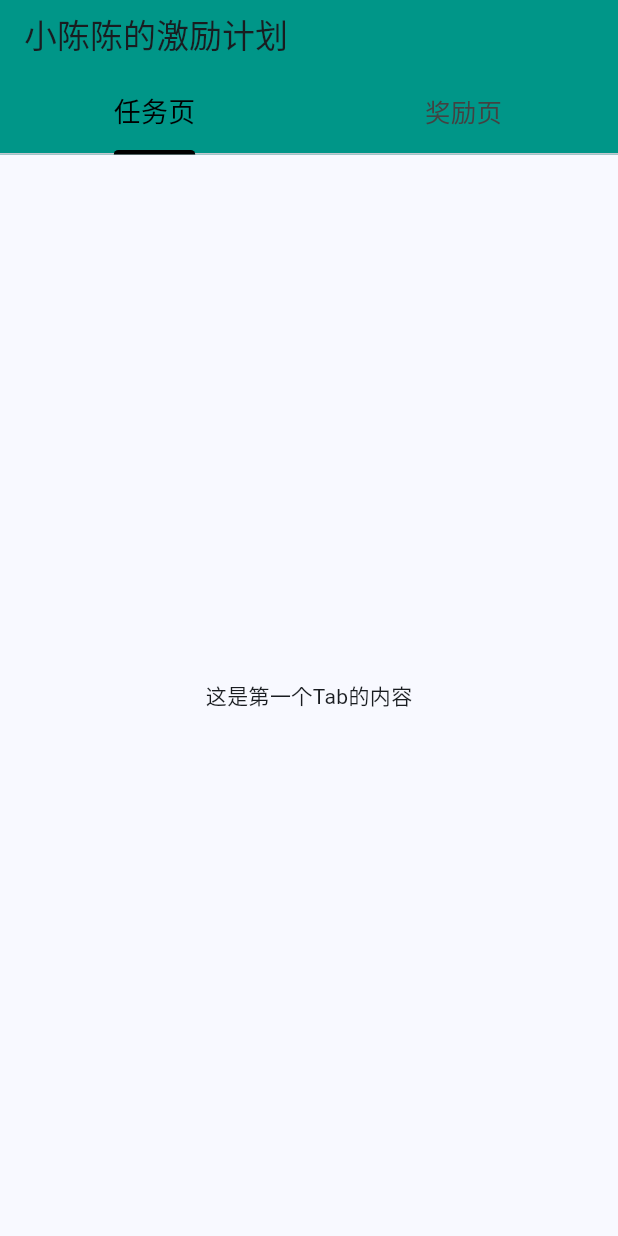
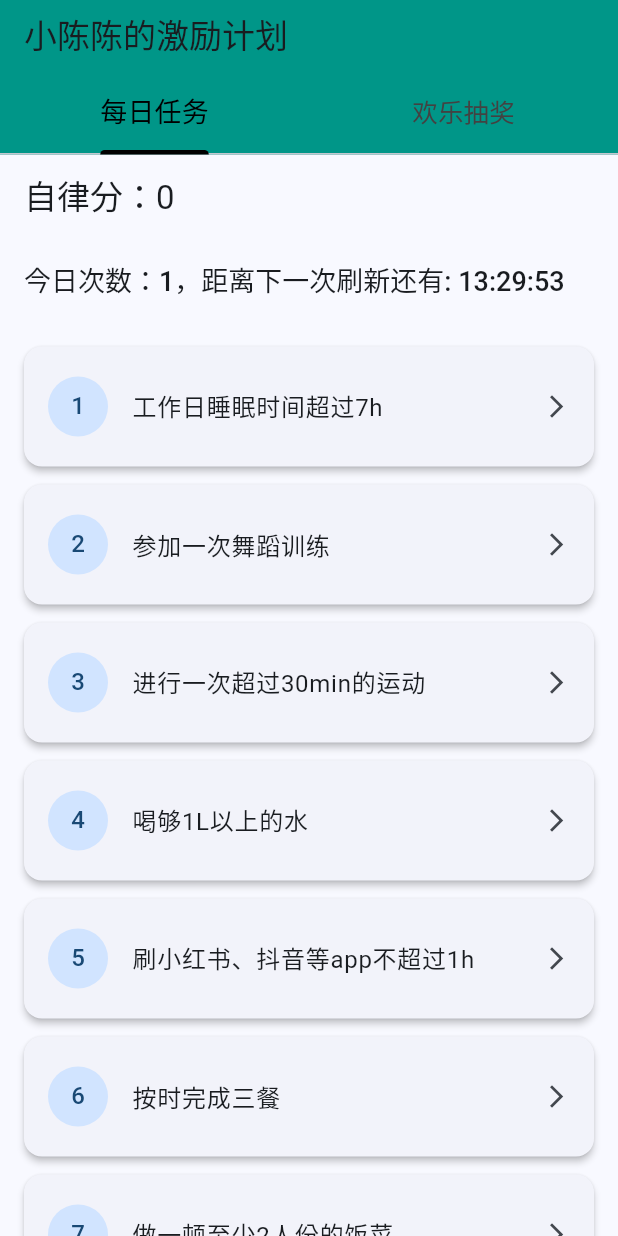
Before and after one commit to SYSUtu/flutter_demo, a Flutter app: the screen it shows after launch, on a phone screen of 412 x 824 dp. Run offline on Flutter 3.47's test engine with Material 3 defaults, Android fonts, the phone set to English and light mode, and no system bars.

Commit message:
任务页完成基础功能

```diff
--- a/lib/TaskPage.dart
+++ /dev/null
@@ -1 +0,0 @@
-import 'package:flutter/material.dart';
--- /dev/null
+++ b/lib/gift_page.dart
@@ -0,0 +1,18 @@
+import 'package:flutter/material.dart';
+
+class GiftPage extends StatefulWidget{
+  const GiftPage({super.key});
+
+  @override
+  State<GiftPage> createState() => _MyGiftPageState();
+}
+
+class _MyGiftPageState extends State<GiftPage> {
+
+  @override
+  Widget build(BuildContext context) {
+    return Scaffold(
+      body: const Center(child: Text("页面内容")),
+    );
+  }
+}
--- a/lib/main.dart
+++ b/lib/main.dart
@@ -1,6 +1,5 @@
 import 'package:flutter/material.dart';
-import 'package:shared_preferences/shared_preferences.dart';
-import 'package:flutter_demo/MyTabbedPage.dart';
+import 'package:flutter_demo/tab_page.dart';
 
 void main() {
   runApp(const MyApp());
--- a/lib/MyTabbedPage.dart
+++ b/lib/tab_page.dart
@@ -1,4 +1,6 @@
 import 'package:flutter/material.dart';
+import 'package:flutter_demo/task_page.dart';
+import 'package:flutter_demo/gift_page.dart';
 
 class MyTabbedPage extends StatefulWidget {
   const MyTabbedPage({super.key});
@@ -10,14 +12,14 @@ class MyTabbedPage extends StatefulWidget {
 class _MyTabbedPageState extends State<MyTabbedPage> {
   // 定义两个Tab的内容
   final List<Widget> _tabs = const [
-    Tab(text: '任务页'),
-    Tab(text: '奖励页'),
+    Tab(text: '每日任务'),
+    Tab(text: '欢乐抽奖'),
   ];
 
   // 定义两个Tab对应的页面内容
   final List<Widget> _tabViews = const [
-    Center(child: Text('这是第一个Tab的内容')),
-    Center(child: Text('这是第二个Tab的内容')),
+    Center(child: TaskPage()),
+    Center(child: GiftPage()),
   ];
 
   @override
--- /dev/null
+++ b/lib/task_page.dart
@@ -0,0 +1,161 @@
+import 'package:flutter/material.dart';
+import 'dart:async';
+
+class TaskPage extends StatefulWidget{
+  const TaskPage({super.key});
+
+  @override
+  State<TaskPage> createState() => _MyTaskPageState();
+}
+
+class _MyTaskPageState extends State<TaskPage> {
+  int _counter = 0;
+
+  @override
+  Widget build(BuildContext context) {
+    return Scaffold(
+      appBar: AppBar(
+        title: Text('自律分：$_counter'),
+      ),
+      body: ScrollableListWithDialog(),
+    );
+  }
+}
+
+class ScrollableListWithDialog extends StatelessWidget {
+  const ScrollableListWithDialog({super.key});
+
+  // 模拟列表数据
+  static const List<String> items = [
+    "工作日睡眠时间超过7h",
+    "参加一次舞蹈训练",
+    "进行一次超过30min的运动",
+    "喝够1L以上的水",
+    "刷小红书、抖音等app不超过1h",
+    "按时完成三餐",
+    "做一顿至少2人份的饭菜",
+  ];
+
+  // 显示弹窗的方法
+  void _showDialog(BuildContext context, String itemText) {
+    showDialog(
+      context: context,
+      builder: (context) => AlertDialog(
+        title: const Text('今天完成了这个目标吗？'),
+        content: Text(
+          '$itemText',
+          style: const TextStyle(
+          fontSize: 18,
+          fontWeight: FontWeight.w500,
+        ),
+          textAlign: TextAlign.center, ),
+        actions: [
+          TextButton(
+            onPressed: () => Navigator.pop(context), // 关闭弹窗
+            child: const Text('完成了'),
+          ),
+        ],
+      ),
+    );
+  }
+
+  @override
+  Widget build(BuildContext context) {
+    return Scaffold(
+      appBar: AppBar(
+        title: MidnightCountdownWidget(),
+      ),
+      // 可滑动列表
+      body: ListView.builder(
+        padding: const EdgeInsets.all(16),
+        itemCount: items.length,
+        itemBuilder: (context, index) {
+          return Card(
+            // 列表项样式
+            elevation: 2,
+            margin: const EdgeInsets.only(bottom: 12),
+            child: ListTile(
+              contentPadding: const EdgeInsets.symmetric(
+                horizontal: 16,
+                vertical: 12,
+              ),
+              leading: CircleAvatar(
+                child: Text('${index + 1}'),
+              ),
+              title: Text(
+                items[index],
+                style: const TextStyle(fontSize: 16),
+              ),
+              trailing: const Icon(Icons.arrow_forward_ios, size: 18),
+              // 点击事件 - 显示弹窗
+              onTap: () => _showDialog(context, items[index]),
+            ),
+          );
+        },
+      ),
+    );
+  }
+}
+
+// 1. 轻量级时间显示组件（仅负责显示时间，无Scaffold）
+
+
+class MidnightCountdownWidget extends StatefulWidget {
+  const MidnightCountdownWidget({super.key});
+
+  @override
+  State<MidnightCountdownWidget> createState() => _MidnightCountdownWidgetState();
+}
+
+class _MidnightCountdownWidgetState extends State<MidnightCountdownWidget> {
+  // 存储倒计时的剩余时间
+  Duration _remainingTime = Duration.zero;
+  late Timer _timer;
+
+  @override
+  void initState() {
+    super.initState();
+    // 初始化剩余时间
+    _calculateRemainingTime();
+    // 每秒更新一次
+    _timer = Timer.periodic(const Duration(seconds: 1), (_) {
+      _calculateRemainingTime();
+    });
+  }
+
+  // 计算距离次日0点的剩余时间
+  void _calculateRemainingTime() {
+    final now = DateTime.now();
+    // 计算今天24点（即明天0点）的时间
+    final tomorrow = DateTime(now.year, now.month, now.day + 1);
+    // 计算时间差
+    final remaining = tomorrow.difference(now);
+
+    setState(() {
+      _remainingTime = remaining;
+    });
+  }
+
+  @override
+  void dispose() {
+    _timer.cancel();
+    super.dispose();
+  }
+
+  @override
+  Widget build(BuildContext context) {
+    // 格式化剩余时间为 时:分:秒
+    final hours = _remainingTime.inHours.toString().padLeft(2, '0');
+    final minutes = (_remainingTime.inMinutes % 60).toString().padLeft(2, '0');
+    final seconds = (_remainingTime.inSeconds % 60).toString().padLeft(2, '0');
+    int _flag = 1;
+
+    return Text(
+      '今日次数：$_flag，距离下一次刷新还有: $hours:$minutes:$seconds',
+      style: const TextStyle(
+        fontSize: 18,
+        fontWeight: FontWeight.w500,
+      ),
+    );
+  }
+}
--- a/pubspec.yaml
+++ b/pubspec.yaml
@@ -40,6 +40,8 @@ dev_dependencies:
   flutter_test:
     sdk: flutter
   shared_preferences: ^2.2.2
+  infinite_listview: ^1.1.0
+  intl: ^0.18.1
 
   # The "flutter_lints" package below contains a set of recommended lints to
   # encourage good coding practices. The lint set provided by the package is
```
Also changed, not shown: pubspec.lock.
